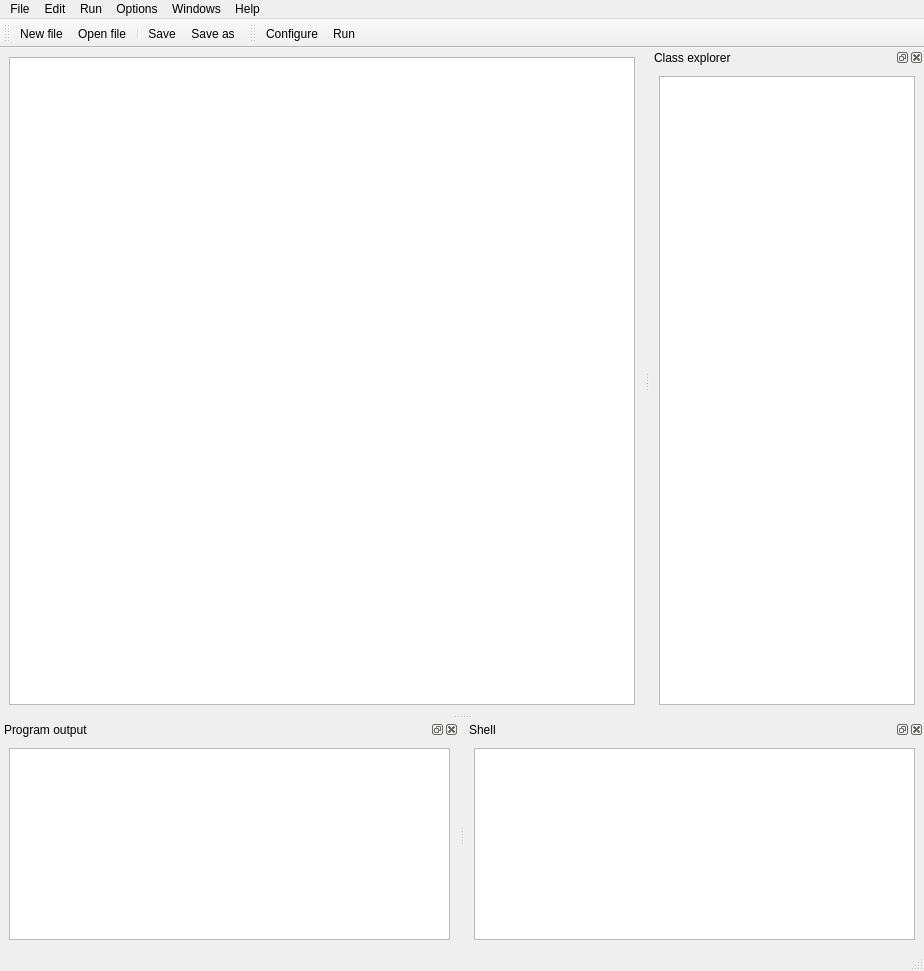
Above: forms/win_script.ui from merbst/QIdle before the change. Below: the same form after it.
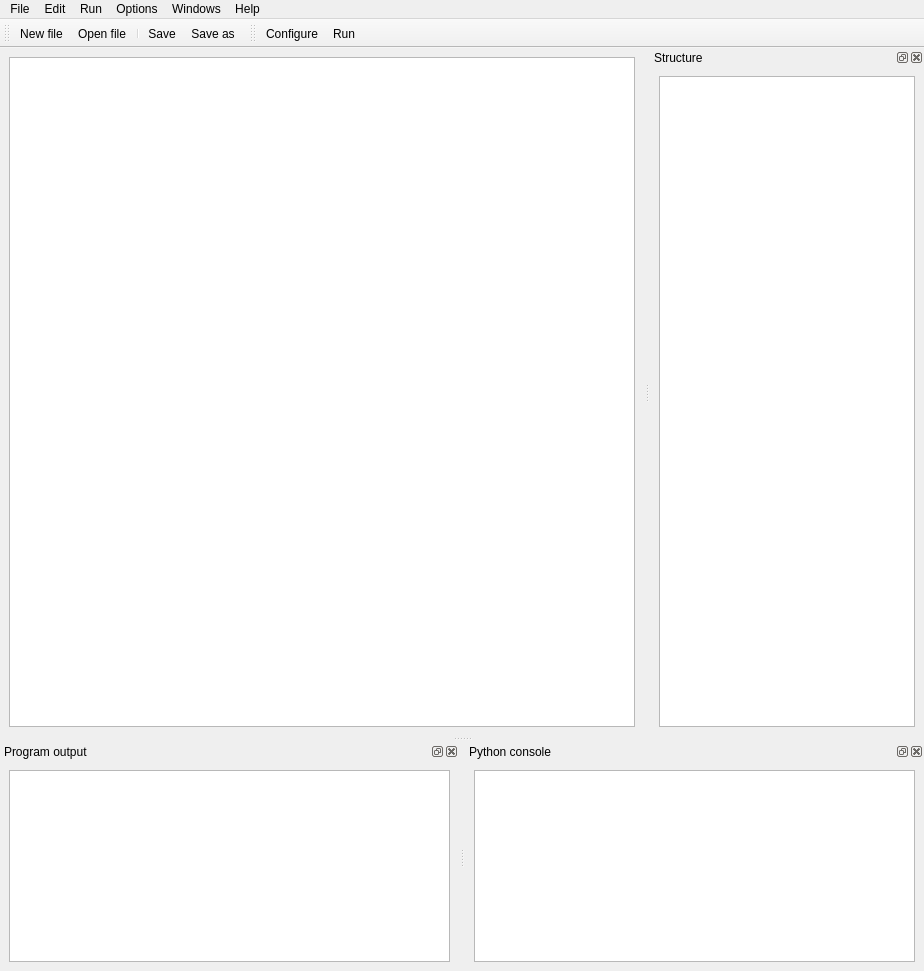
That is the form after the change. Icons and pictures are not drawn. Custom widgets are drawn as their Qt base class.

Commit message: Add dock manager which show a button that can easily be toggled

What changed in the file:
```diff
--- a/forms/win_script.ui
+++ b/forms/win_script.ui
@@ -24,10 +24,9 @@
     </item>
    </layout>
   </widget>
-  <widget class="QStatusBar" name="statusbar"/>
   <widget class="QDockWidget" name="dockWidgetClassExplorer">
    <property name="windowTitle">
-    <string>Class explorer</string>
+    <string>Structure</string>
    </property>
    <attribute name="dockWidgetArea">
     <number>2</number>
@@ -66,7 +65,7 @@
   </widget>
   <widget class="QDockWidget" name="dockWidgetShell">
    <property name="windowTitle">
-    <string>Shell</string>
+    <string>Python console</string>
    </property>
    <attribute name="dockWidgetArea">
     <number>8</number>
```
The commit also changes 6 other files.
